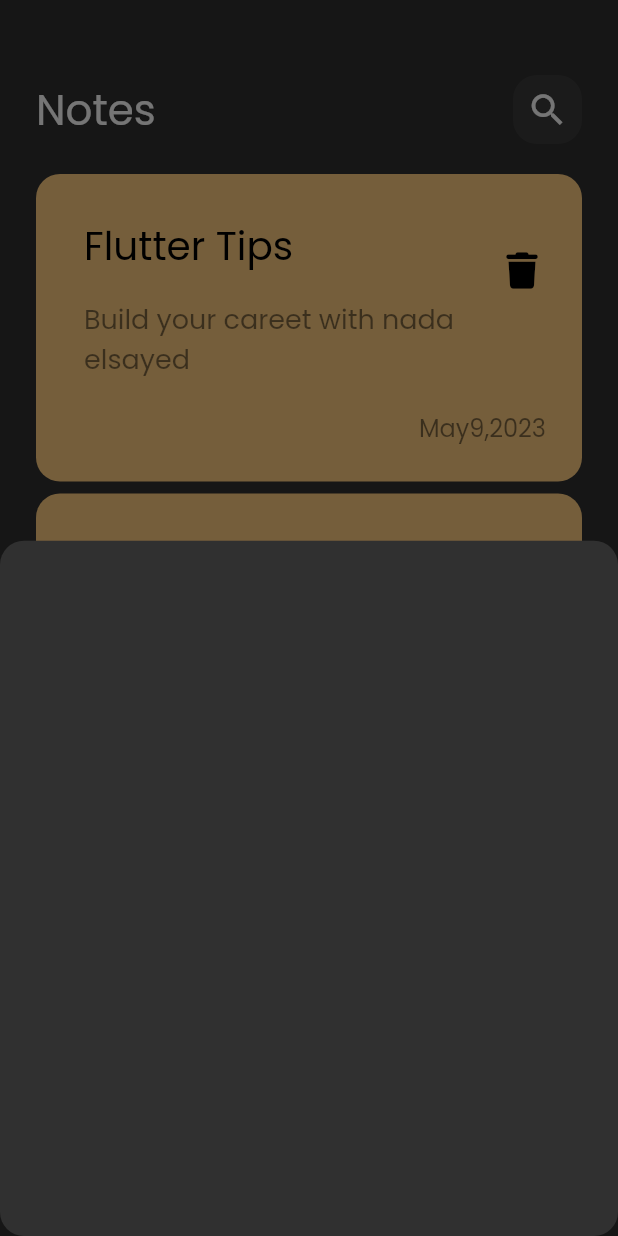
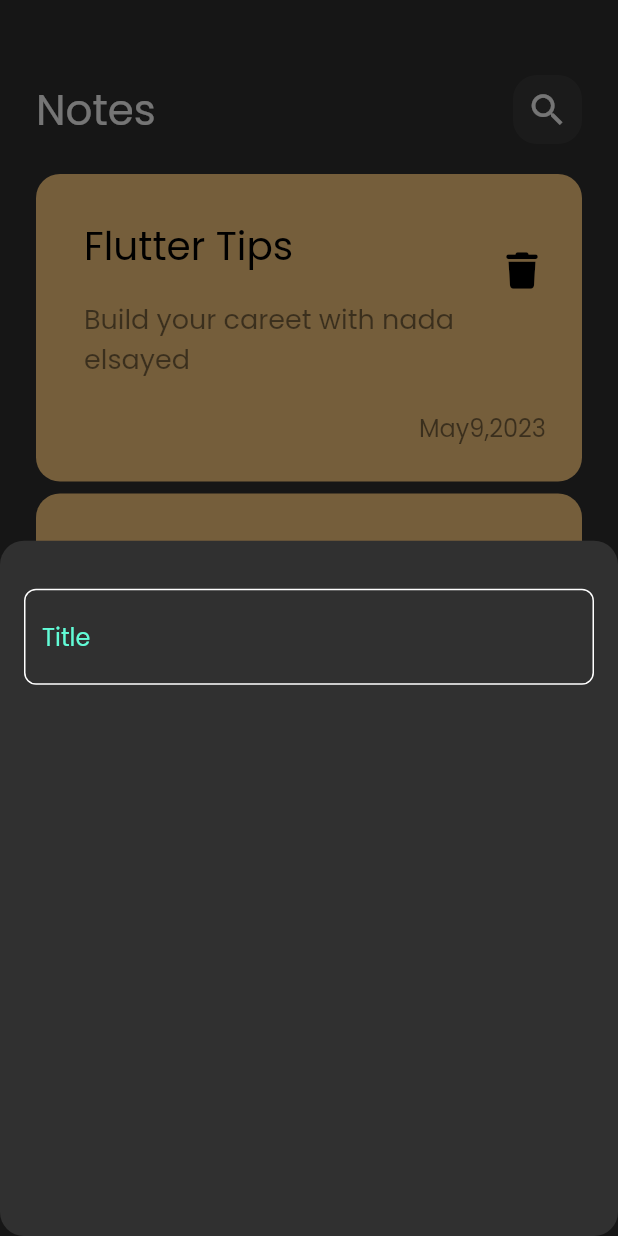
Before and after one commit to nada12elsayed13/notes_app, a Flutter app: the screen it shows after launch, after a tap on the "add" icon, on a phone screen of 412 x 824 dp. Run offline on Flutter 3.47's test engine with Material 2 defaults, Android fonts, the phone set to English and light mode, and no system bars; our stand-ins replace font_awesome_flutter.

Commit message:
create custom text field

```diff
--- a/lib/widgets/AddNotesBottomSheet.dart
+++ b/lib/widgets/AddNotesBottomSheet.dart
@@ -1,10 +1,21 @@
 import 'package:flutter/material.dart';
+import 'package:notes_app/widgets/customText_field.dart';
 
 class AddNoteBottemSheet extends StatelessWidget {
   const AddNoteBottemSheet({super.key});
 
   @override
   Widget build(BuildContext context) {
-    return Container();
+    return const Padding(
+      padding: EdgeInsets.symmetric(horizontal: 16),
+      child: Column(
+        children: [
+          SizedBox(
+            height: 32,
+          ),
+          CustomTextField()
+        ],
+      ),
+    );
   }
 }
--- /dev/null
+++ b/lib/widgets/constes.dart
@@ -0,0 +1,3 @@
+import 'package:flutter/material.dart';
+
+const kPrimaryColor = Color(0XFF62FCD7);
--- /dev/null
+++ b/lib/widgets/customText_field.dart
@@ -0,0 +1,27 @@
+import 'package:flutter/material.dart';
+import 'package:notes_app/widgets/constes.dart';
+
+class CustomTextField extends StatelessWidget {
+  const CustomTextField({super.key});
+
+  @override
+  Widget build(BuildContext context) {
+    return TextField(
+      cursorColor: kPrimaryColor,
+      decoration: InputDecoration(
+        border: inputBorder(),
+        enabledBorder: inputBorder(),
+        focusedBorder: inputBorder(kPrimaryColor),
+        hintText: 'Title',
+        hintStyle:const TextStyle(color: kPrimaryColor)
+      ),
+    );
+  }
+
+  OutlineInputBorder inputBorder([color]) {
+    return OutlineInputBorder(
+        borderRadius: BorderRadius.circular(8),
+        borderSide: BorderSide(color:color?? Colors.white),
+      );
+  }
+}
```
